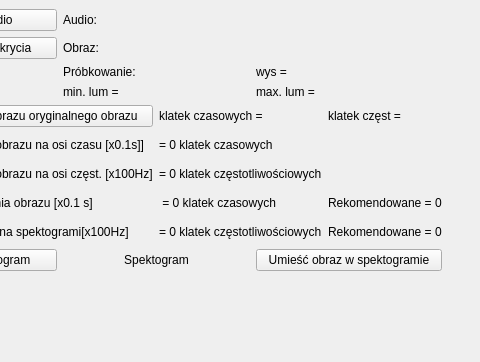
Qt form MainWindow.ui (Groundy/Studia_ProjektTO) before a commit; both pictures show x 344 to 824 and y 0 to 362 of the 1000 by 850 pixel window.
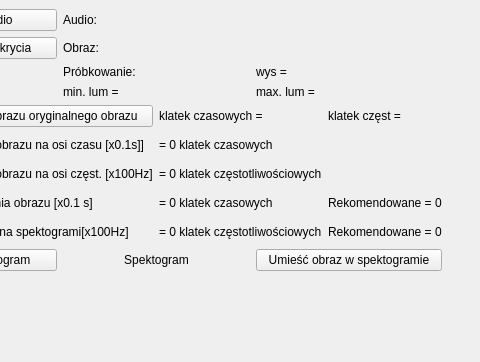
The same form after that commit.

Commit message:
kilka zmian
Naprawiono zmiany długości, szerokości, początkuX, początkuY w GUI, teraz można ustawić dowolną liczbę.
Dodano kontrole czy wybrane wartości zmieszczą sie w spektrogramie. Dodano funkcje podzialu tranformaty na część modułu i fazy
nieco clean-upu

```diff
--- a/MainWindow.ui
+++ b/MainWindow.ui
@@ -265,7 +265,7 @@
         <item row="4" column="2">
          <widget class="QLabel" name="calculatedFramesToUse_T">
           <property name="text">
-           <string> = 0 klatek czasowych</string>
+           <string>= 0 klatek czasowych</string>
           </property>
          </widget>
         </item>
```
Left out of the diff: 5 changed lines with no effect on the pictures. The commit also changes 1 other file.
